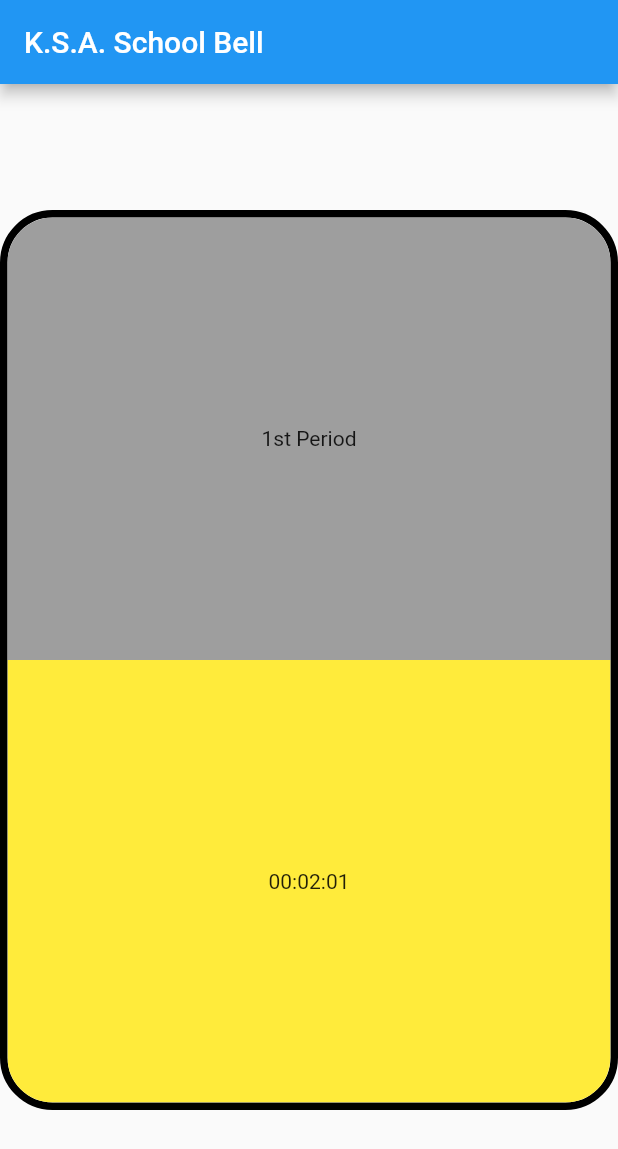
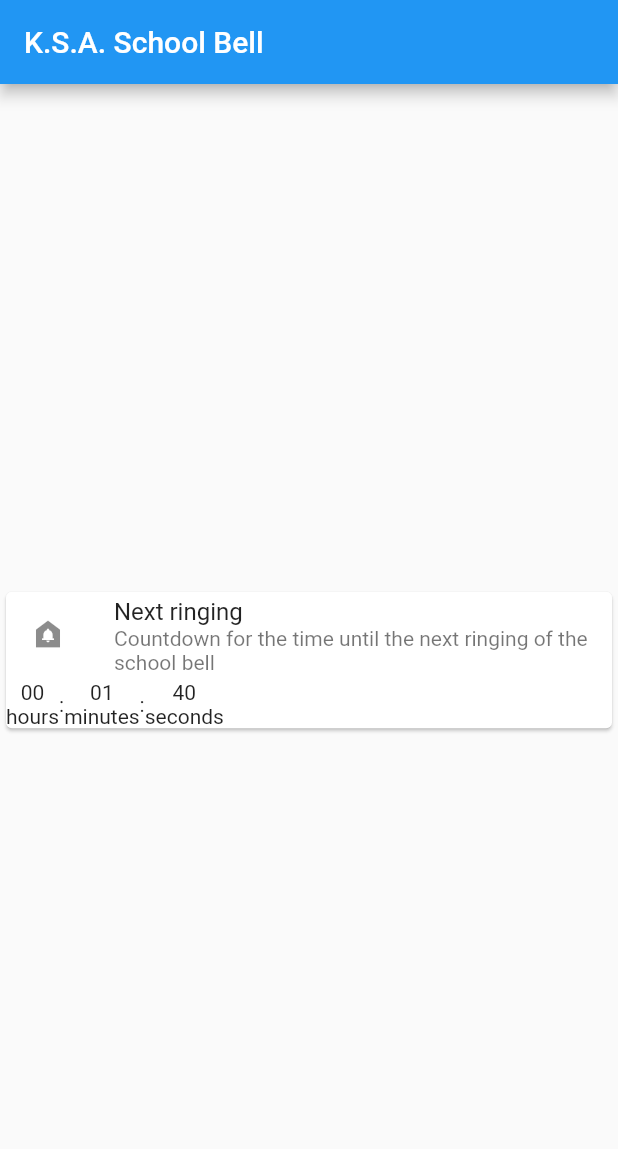
Before and after one commit to kirpalsagaracademy/school-bell, a Flutter app: the screen it shows after launch, on a phone screen of 412 x 824 dp. Shown: the top 1149 px of the screen. Run offline on Flutter 3.47's test engine with Material 2 defaults, Android fonts, the phone set to English and light mode, and no system bars.

Commit message:
Add draft for countdown card

```diff
--- a/lib/main.dart
+++ b/lib/main.dart
@@ -31,7 +31,10 @@ class HomePage extends StatelessWidget {
         title: const Text('K.S.A. School Bell'),
       ),
       body: Center(
-        child: Timer(),
+        child: Container(
+          width: 500,
+          child: Timer(),
+        ),
       ),
     );
   }
@@ -47,58 +50,62 @@ class Timer extends StatefulWidget {
 class _TimerState extends State<Timer> {
   @override
   Widget build(BuildContext context) {
-    return Container(
-        width: 600,
-        height: 600,
-        decoration: BoxDecoration(
-          border: Border.all(width: 5.0),
-          borderRadius: BorderRadius.all(
-              Radius.circular(35.0) //                 <--- border radius here
-              ),
+    return Center(
+      child: Card(
+        child: Column(
+          mainAxisSize: MainAxisSize.min,
+          children: <Widget>[
+            const ListTile(
+              leading: Icon(Icons.doorbell),
+              title: Text('Next ringing'),
+              subtitle: Text(
+                  'Countdown for the time until the next ringing of the school bell'),
+            ),
+            CountdownDisplay(countdownInSec: 100),
+          ],
         ),
-        child: ClipRRect(
-          borderRadius: BorderRadius.all(
-              Radius.circular(30.0) //                 <--- border radius here
-              ),
-          child: Column(
-            mainAxisAlignment: MainAxisAlignment.spaceAround,
-            crossAxisAlignment: CrossAxisAlignment.stretch,
-            children: [
-              Expanded(
-                child: Container(
-                  color: Colors.grey,
-                  child: Center(
-                    child: Text("1st Period"),
-                  ),
-                ),
-              ),
-              Expanded(
-                child: Container(
-                  color: Colors.yellow,
-                  child: Center(
-                    child: Text("00:02:01"),
-                  ),
-                ),
-              ),
-            ],
-          ),
-        ));
+      ),
+    );
   }
 }
 
 class CountdownDisplay extends StatelessWidget {
-  final CountdownDisplayModel _countdownDisplayModel;
+  final CountdownDisplayModel _model;
 
   CountdownDisplay({Key? key, required int countdownInSec})
-      : _countdownDisplayModel = CountdownDisplayModel(countdownInSec: countdownInSec),
+      : _model = CountdownDisplayModel(countdownInSec: countdownInSec),
         super(key: key);
 
   @override
   Widget build(BuildContext context) {
-    return Column(children: [
-      Row(
-        children: [],
-      )
-    ],);
+    return Row(
+      children: [
+        Column(
+          children: [
+            Text(_model.hours),
+            const Text('hours'),
+          ],
+        ),
+        Column(
+          children: [Align(child: Text(':'))],
+        ),
+        Column(
+          children: [
+            Text(_model.minutes),
+            const Text('minutes'),
+          ],
+        ),
+        Column(
+          mainAxisAlignment: MainAxisAlignment.start,
+          children: const [Text(':')],
+        ),
+        Column(
+          children: [
+            Text(_model.seconds),
+            const Text('seconds'),
+          ],
+        ),
+      ],
+    );
   }
 }
```
